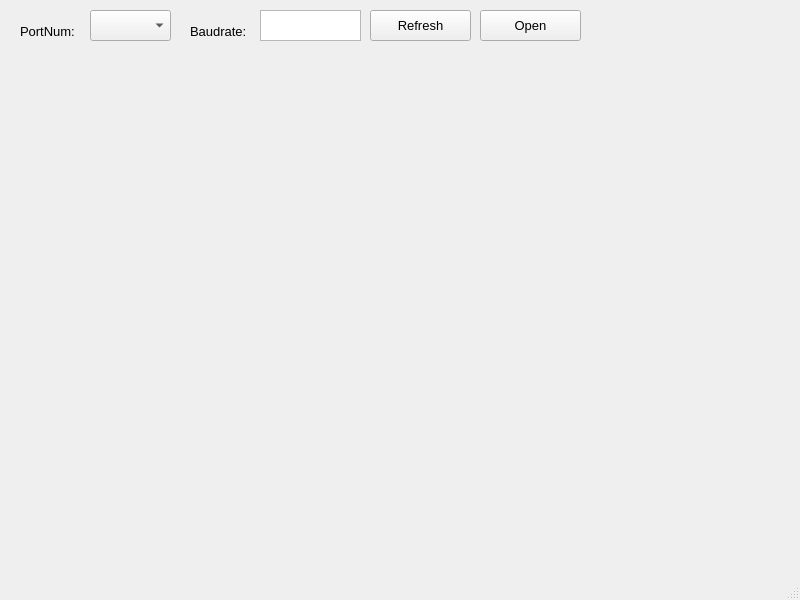
Before: the Qt Designer form tools/mainwindow.ui in ZhuYanzhen1/miniFOC, drawn with Qt 5.
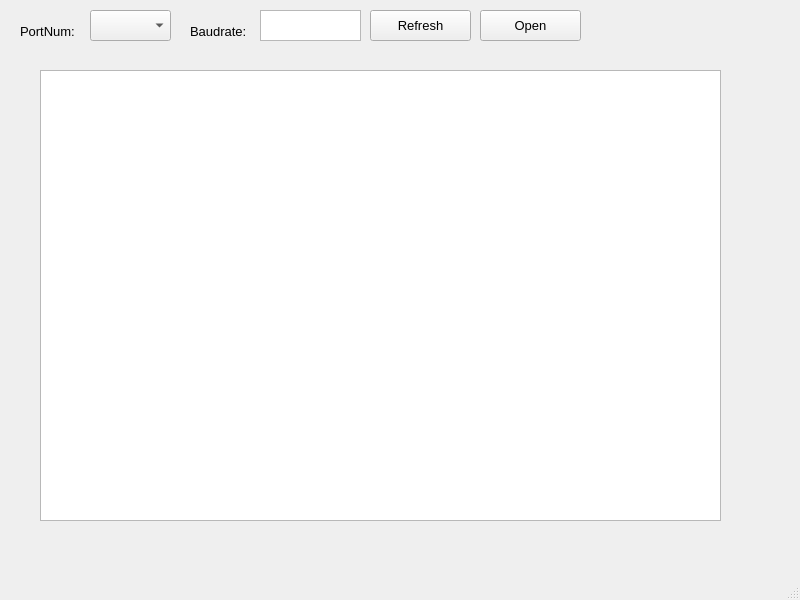
After: the same form once the commit is applied.

Diff of the .ui file:
```diff
--- a/tools/mainwindow.ui
+++ b/tools/mainwindow.ui
@@ -122,6 +122,16 @@
      </font>
     </property>
    </widget>
+   <widget class="QTextEdit" name="test_txt">
+    <property name="geometry">
+     <rect>
+      <x>40</x>
+      <y>70</y>
+      <width>681</width>
+      <height>451</height>
+     </rect>
+    </property>
+   </widget>
   </widget>
   <widget class="QStatusBar" name="statusbar"/>
  </widget>
```
